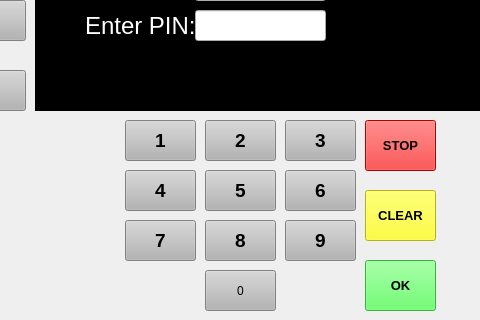
Before: the Qt Designer form bank_automat/login.ui in nikopippuri/atm-project, drawn with Qt 5; both pictures show x 135 to 615 and y 280 to 600 of the 800 by 600 pixel window.
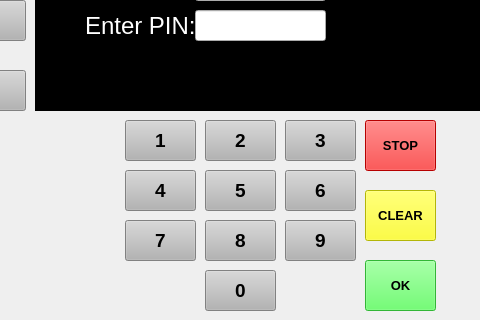
After: the same form once the commit is applied.

The edit to the form file:
```diff
--- a/bank_automat/login.ui
+++ b/bank_automat/login.ui
@@ -109,6 +109,12 @@
      <height>41</height>
     </rect>
    </property>
+   <property name="font">
+    <font>
+     <pointsize>14</pointsize>
+     <bold>true</bold>
+    </font>
+   </property>
    <property name="styleSheet">
     <string notr="true">background-color: rgb(180, 180, 180);</string>
    </property>
```
